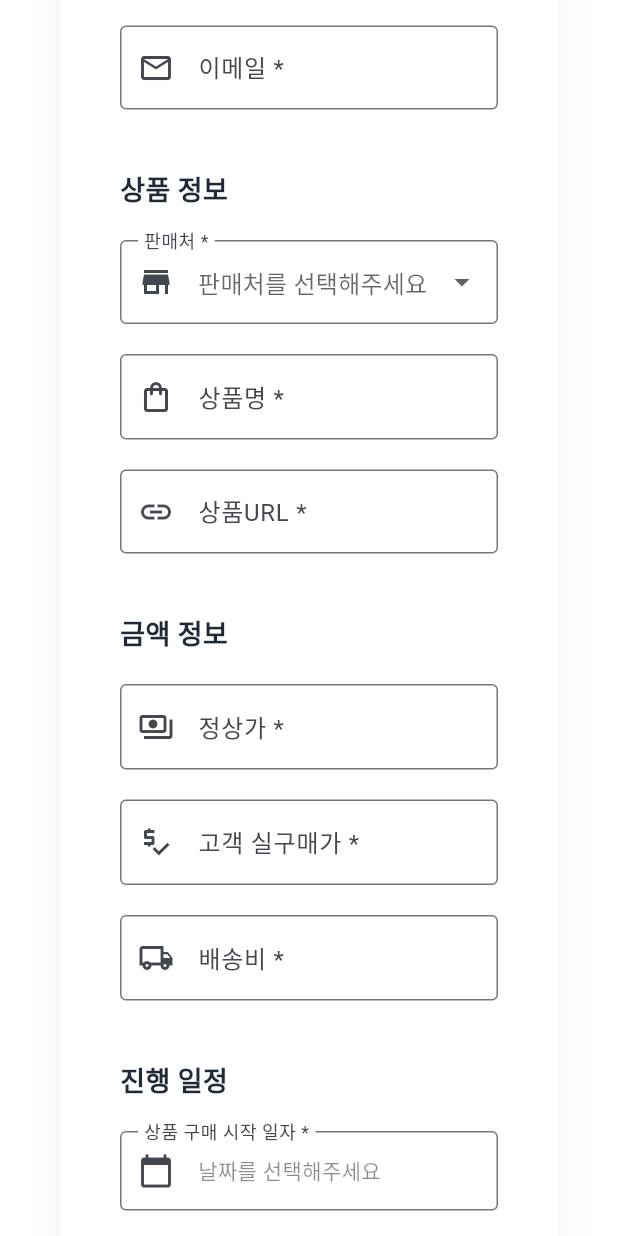
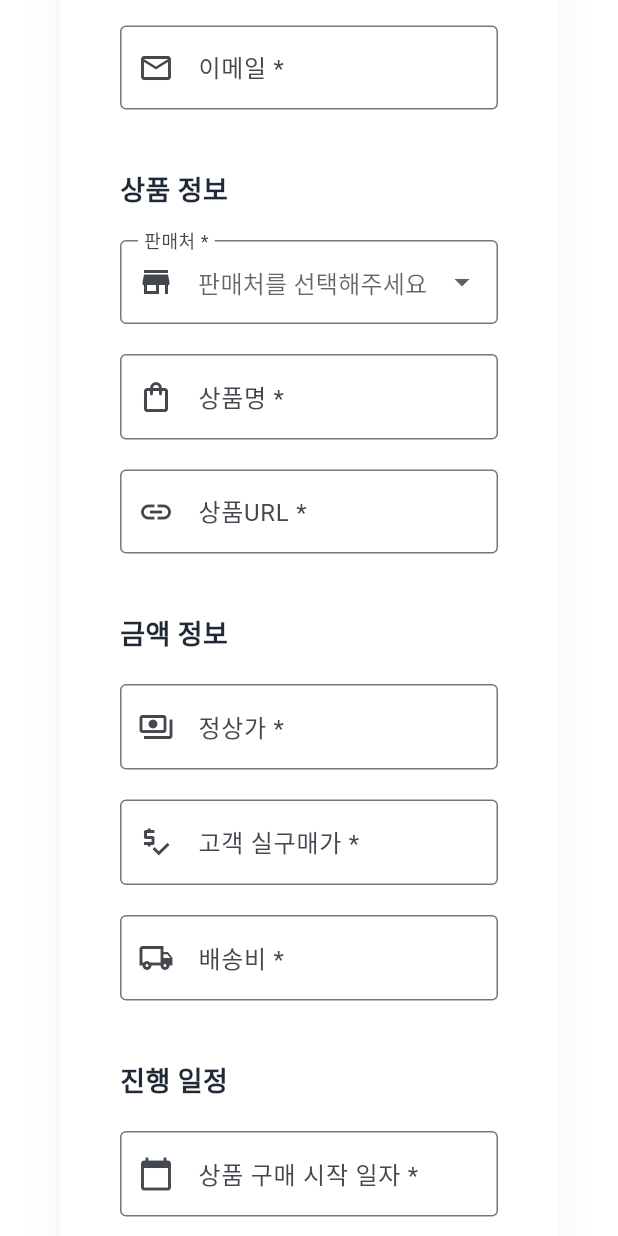
Before and after one commit to enenekdaa/rtcompany, a Flutter app: the FreeConsultationPage widget shown alone on an empty page, opened directly with empty values, scrolled down 1152 dp, on a phone screen of 412 x 824 dp. Run offline on Flutter 3.47's test engine with Material 3 defaults, Android fonts, the phone set to English and light mode, and no system bars; Roboto replaces fonts that are missing (Pretendard).

Commit message:
Fix date picker for web compatibility
- Replace InkWell + InputDecorator with TextFormField
- Add readOnly: true to prevent keyboard input
- Remove locale parameter for better web compatibility
- Add validation for required date field

🤖 Generated with [Claude Code](https://claude.com/claude-code)

Co-Authored-By: Claude <noreply@anthropic.com>

```diff
--- a/lib/pages/free_consultation_page.dart
+++ b/lib/pages/free_consultation_page.dart
@@ -34,6 +34,7 @@ class _FreeConsultationPageState extends State<FreeConsultationPage> {
   final _regularPriceController = TextEditingController();
   final _customerPriceController = TextEditingController();
   final _shippingFeeController = TextEditingController();
+  final _startDateController = TextEditingController();
   final _durationDaysController = TextEditingController();
   final _keywordsController = TextEditingController();
   final _missionContentController = TextEditingController();
@@ -70,6 +71,7 @@ class _FreeConsultationPageState extends State<FreeConsultationPage> {
     _regularPriceController.dispose();
     _customerPriceController.dispose();
     _shippingFeeController.dispose();
+    _startDateController.dispose();
     _durationDaysController.dispose();
     _keywordsController.dispose();
     _missionContentController.dispose();
@@ -157,6 +159,7 @@ ${_remarksController.text.isEmpty ? '없음' : _remarksController.text}
                     _regularPriceController.clear();
                     _customerPriceController.clear();
                     _shippingFeeController.clear();
+                    _startDateController.clear();
                     _durationDaysController.clear();
                     _keywordsController.clear();
                     _missionContentController.clear();
@@ -618,38 +621,35 @@ ${_remarksController.text.isEmpty ? '없음' : _remarksController.text}
               ),
             ),
             const SizedBox(height: 20),
-            InkWell(
+            TextFormField(
+              controller: _startDateController,
+              readOnly: true,
+              decoration: const InputDecoration(
+                labelText: '상품 구매 시작 일자 *',
+                hintText: '날짜를 선택해주세요',
+                border: OutlineInputBorder(),
+                prefixIcon: Icon(Icons.calendar_today),
+              ),
               onTap: () async {
                 final DateTime? picked = await showDatePicker(
                   context: context,
                   initialDate: _selectedStartDate ?? DateTime.now(),
                   firstDate: DateTime.now(),
                   lastDate: DateTime.now().add(const Duration(days: 365)),
-                  locale: const Locale('ko', 'KR'),
                 );
                 if (picked != null) {
                   setState(() {
                     _selectedStartDate = picked;
+                    _startDateController.text = '${picked.year}-${picked.month.toString().padLeft(2, '0')}-${picked.day.toString().padLeft(2, '0')}';
                   });
                 }
               },
-              child: InputDecorator(
-                decoration: const InputDecoration(
-                  labelText: '상품 구매 시작 일자 *',
-                  border: OutlineInputBorder(),
-                  prefixIcon: Icon(Icons.calendar_today),
-                ),
-                child: Text(
-                  _selectedStartDate != null
-                      ? '${_selectedStartDate!.year}-${_selectedStartDate!.month.toString().padLeft(2, '0')}-${_selectedStartDate!.day.toString().padLeft(2, '0')}'
-                      : '날짜를 선택해주세요',
-                  style: TextStyle(
-                    color: _selectedStartDate != null
-                        ? Colors.black87
-                        : Colors.black45,
-                  ),
-                ),
-              ),
+              validator: (value) {
+                if (value == null || value.isEmpty) {
+                  return '상품 구매 시작 일자를 선택해주세요';
+                }
+                return null;
+              },
             ),
             const SizedBox(height: 20),
             TextFormField(
```
Also changed, not shown: 3 other files.
